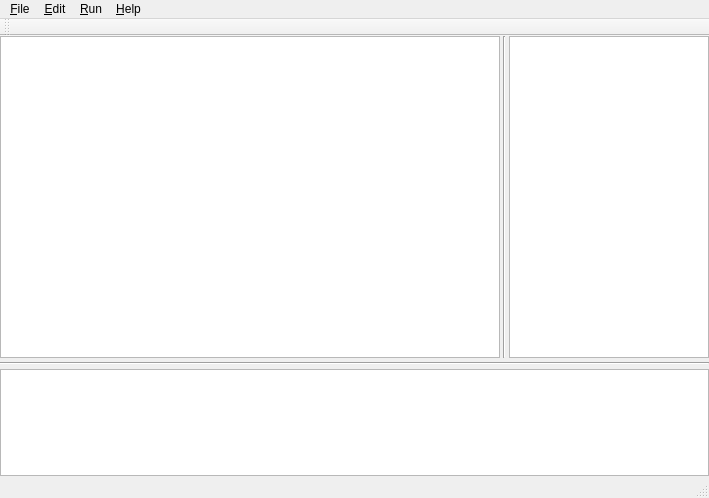
First picture: the form in Pl0CompilerQt/Pl0CompilerQt.ui, repository happen2me/PL0Compiler-Qt, before the edit.
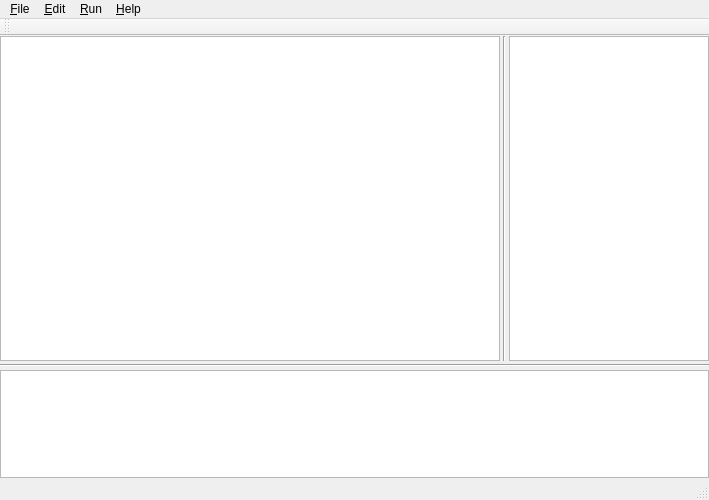
Second picture: the form after the edit.

What changed in the file:
```diff
--- a/Pl0CompilerQt/Pl0CompilerQt.ui
+++ b/Pl0CompilerQt/Pl0CompilerQt.ui
@@ -7,7 +7,7 @@
     <x>0</x>
     <y>0</y>
     <width>709</width>
-    <height>498</height>
+    <height>500</height>
    </rect>
   </property>
   <property name="windowTitle">
@@ -29,17 +29,20 @@
     </property>
     <item row="0" column="0">
      <layout class="QGridLayout" name="gridLayout" rowstretch="3,0,1" columnstretch="5,0,2">
-      <property name="horizontalSpacing">
+      <property name="spacing">
        <number>3</number>
       </property>
-      <property name="verticalSpacing">
-       <number>4</number>
-      </property>
       <item row="0" column="2">
        <widget class="QTableWidget" name="tableWidget"/>
       </item>
       <item row="0" column="0">
-       <widget class="QTextEdit" name="textEdit"/>
+       <widget class="QTextEdit" name="textEdit">
+        <property name="font">
+         <font>
+          <family>Consolas</family>
+         </font>
+        </property>
+       </widget>
       </item>
       <item row="1" column="0" colspan="3">
        <widget class="Line" name="line">
```
Left out of the diff: 114 changed lines with no effect on the pictures.
